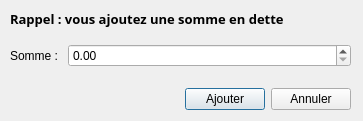
Above: cfenetremiseendette.ui from JT117/KFet before the change. Below: the same form after it.
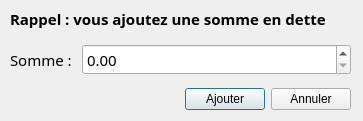
That is the form after the change.

Patch:
```diff
--- a/cfenetremiseendette.ui
+++ b/cfenetremiseendette.ui
@@ -28,7 +28,7 @@
       <property name="font">
        <font>
         <family>Raavi</family>
-        <pointsize>10</pointsize>
+        <pointsize>11</pointsize>
         <weight>75</weight>
         <bold>true</bold>
        </font>
@@ -45,6 +45,12 @@
       </property>
       <item row="0" column="0">
        <widget class="QLabel" name="label_2">
+        <property name="font">
+         <font>
+          <family>Raavi</family>
+          <pointsize>11</pointsize>
+         </font>
+        </property>
         <property name="text">
          <string>Somme : </string>
         </property>
@@ -52,6 +58,12 @@
       </item>
       <item row="0" column="1">
        <widget class="QDoubleSpinBox" name="spinBox">
+        <property name="font">
+         <font>
+          <family>Raavi</family>
+          <pointsize>11</pointsize>
+         </font>
+        </property>
         <property name="maximum">
          <double>500.000000000000000</double>
         </property>
```
Left out of the diff: 2 changed lines with no effect on the pictures.
